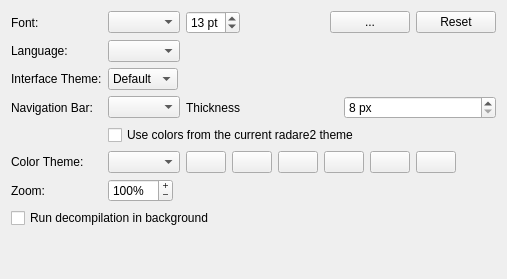
First picture: the form in src/dialogs/settings/AppearanceOptionsWidget.ui, repository radareorg/iaito, before the edit.
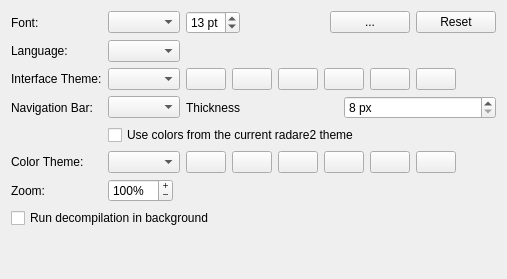
Second picture: the form after the edit. Icons and pictures are not drawn. Custom widgets are drawn as their Qt base class.

Commit message:
Add support for user-defined interface themes
Remove hardcoded colors

Wire interface theming into an UI

Allow navigation bar customization

Implement theme name validation

Fix copying built-in interface theme

The edit to the form file:
```diff
--- a/src/dialogs/settings/AppearanceOptionsWidget.ui
+++ b/src/dialogs/settings/AppearanceOptionsWidget.ui
@@ -171,6 +171,8 @@
       </widget>
      </item>
      <item row="2" column="1">
+      <layout class="QHBoxLayout" name="interfaceThemeLayout">
+       <item>
       <widget class="QComboBox" name="themeComboBox">
        <property name="sizePolicy">
         <sizepolicy hsizetype="Maximum" vsizetype="Fixed">
@@ -178,17 +180,106 @@
          <verstretch>0</verstretch>
         </sizepolicy>
        </property>
+        </widget>
+       </item>
        <item>
+        <widget class="QPushButton" name="ifaceEditButton">
+         <property name="toolTip">
+          <string>Edit Theme</string>
+         </property>
         <property name="text">
-         <string>Default</string>
-        </property>
+          <string/>
+         </property>
+         <property name="icon">
+          <iconset resource="../../resources.qrc">
+           <normaloff>:/img/icons/pencil_thin.svg</normaloff>:/img/icons/pencil_thin.svg</iconset>
+         </property>
+        </widget>
        </item>
        <item>
+        <widget class="QPushButton" name="ifaceRenameButton">
+         <property name="toolTip">
+          <string>Rename</string>
+         </property>
         <property name="text">
-         <string>Dark</string>
-        </property>
+          <string/>
+         </property>
+         <property name="icon">
+          <iconset resource="../../resources.qrc">
+           <normaloff>:/img/icons/rename.svg</normaloff>:/img/icons/rename.svg</iconset>
+         </property>
+        </widget>
        </item>
-      </widget>
+       <item>
+        <widget class="QPushButton" name="ifaceCopyButton">
+         <property name="toolTip">
+          <string>Copy</string>
+         </property>
+         <property name="text">
+          <string/>
+         </property>
+         <property name="icon">
+          <iconset resource="../../resources.qrc">
+           <normaloff>:/img/icons/copy.svg</normaloff>:/img/icons/copy.svg</iconset>
+         </property>
+        </widget>
+       </item>
+       <item>
+        <widget class="QPushButton" name="ifaceDeleteButton">
+         <property name="toolTip">
+          <string>Delete</string>
+         </property>
+         <property name="text">
+          <string/>
+         </property>
+         <property name="icon">
+          <iconset resource="../../resources.qrc">
+           <normaloff>:/img/icons/trash_bin.svg</normaloff>:/img/icons/trash_bin.svg</iconset>
+         </property>
+        </widget>
+       </item>
+       <item>
+        <widget class="QPushButton" name="ifaceExportButton">
+         <property name="toolTip">
+          <string>Export</string>
+         </property>
+         <property name="text">
+          <string/>
+         </property>
+         <property name="icon">
+          <iconset resource="../../resources.qrc">
+           <normaloff>:/img/icons/upload_black.svg</normaloff>:/img/icons/upload_black.svg</iconset>
+         </property>
+        </widget>
+       </item>
+       <item>
+        <widget class="QPushButton" name="ifaceImportButton">
+         <property name="toolTip">
+          <string>Import</string>
+         </property>
+         <property name="text">
+          <string/>
+         </property>
+         <property name="icon">
+          <iconset resource="../../resources.qrc">
+           <normaloff>:/img/icons/download_black.svg</normaloff>:/img/icons/download_black.svg</iconset>
+         </property>
+        </widget>
+       </item>
+       <item>
+        <spacer name="interfaceThemeSpacer">
+         <property name="orientation">
+          <enum>Qt::Horizontal</enum>
+         </property>
+         <property name="sizeHint" stdset="0">
+          <size>
+           <width>40</width>
+           <height>20</height>
+          </size>
+         </property>
+        </spacer>
+       </item>
+      </layout>
      </item>
      <item row="3" column="0">
       <widget class="QLabel" name="visualNavbarLabel">
```
Lines whose indentation alone changed are shown as unchanged. The commit also changes 17 other files.
